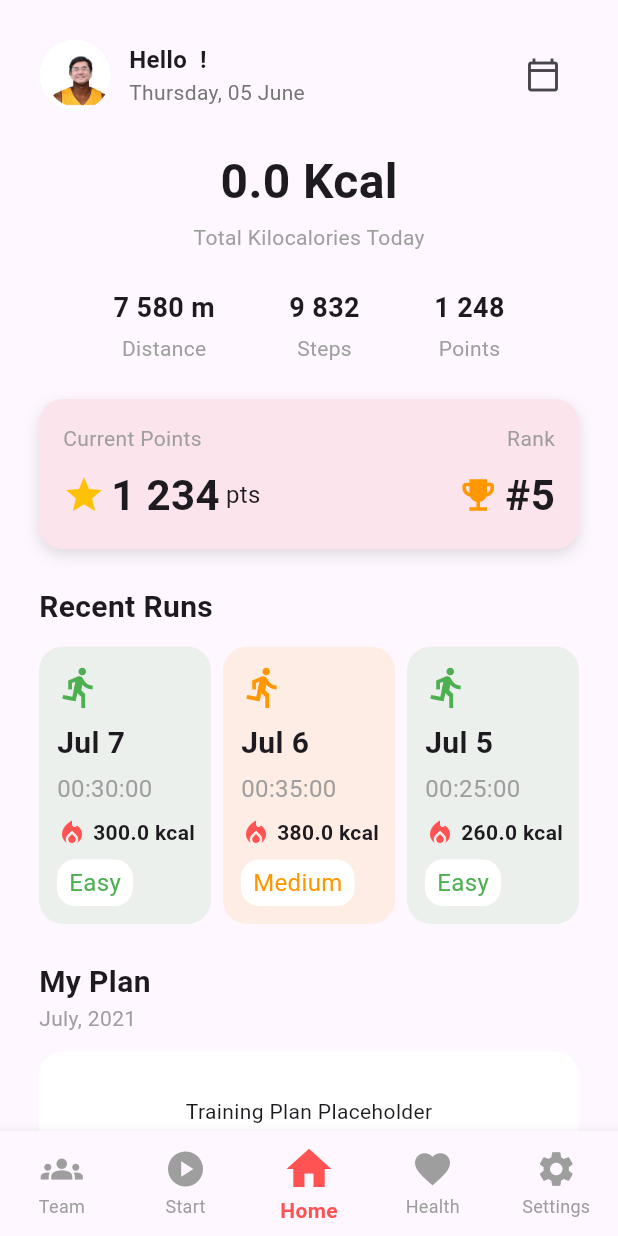
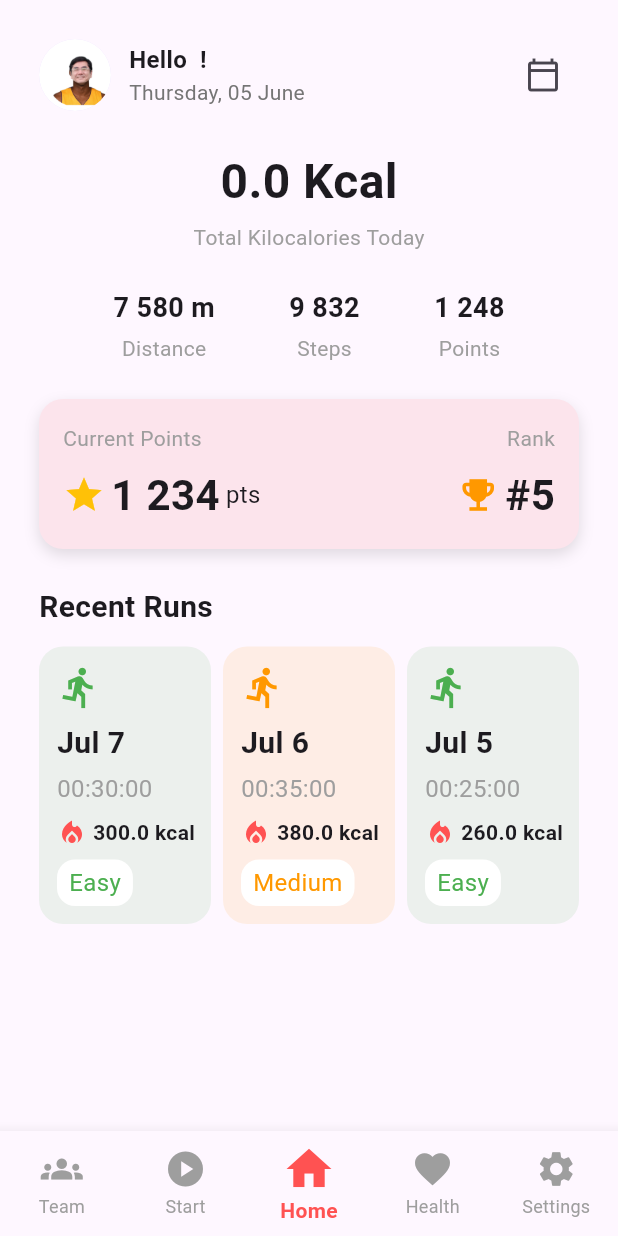
Before and after one commit to lurking92/youroldmove, a Flutter app: the HomePage screen opened by its route, on a phone screen of 412 x 824 dp. Run offline on Flutter 3.47's test engine with Material 3 defaults, Android fonts, the phone set to English and light mode, and no system bars; our stand-ins replace cloud_firestore, firebase_auth, firebase_core, firebase_messaging, firebase_storage, image_picker and 1 more; accounts and stored records are empty.

Commit message:
Update homepage.dart

```diff
--- a/lib/homepage.dart
+++ b/lib/homepage.dart
@@ -482,30 +482,6 @@ class _HomePageState extends State<HomePage> {
                   return Row(children: runCards);
                 },
               ),
-              const SizedBox(height: 24),
-              // Plan Section
-              const Text(
-                'My Plan',
-                style: TextStyle(
-                  fontSize: 20,
-                  fontWeight: FontWeight.bold,
-                ),
-              ),
-              const Text(
-                'July, 2021',
-                style: TextStyle(color: Colors.grey),
-              ),
-              const SizedBox(height: 12),
-              Container(
-                height: 80,
-                decoration: BoxDecoration(
-                  color: Colors.white,
-                  borderRadius: BorderRadius.circular(16),
-                ),
-                child: const Center(
-                  child: Text('Training Plan Placeholder'),
-                ),
-              ),
             ],
           ),
         ),
```
